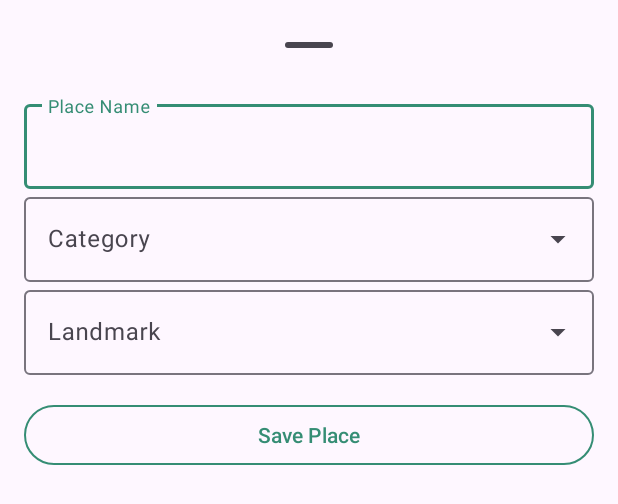
After one commit to Krisztian0801/Off-the-Beaten-Path, an Android app: the layout add_place.xml on its own in the app's theme, with its tools: preview values and no code run, on a phone screen of 412 x 824 dp. The commit adds this screen. Shown: the top 504 px of the screen. Run offline under Robolectric (Android 15) with nearby library versions, the phone set to English and light mode, and no system bars.

Commit message:
feat: add place

```diff
--- a/app/build.gradle.kts
+++ b/app/build.gradle.kts
@@ -14,7 +14,7 @@ android {
         minSdk = 28
         targetSdk = 35
         versionCode = 1
-        versionName = "1.3.1"
+        versionName = "1.4.0"
 
         testInstrumentationRunner = "androidx.test.runner.AndroidJUnitRunner"
     }
--- a/app/src/main/java/hu/krisztian/offthebeatenpath/HomeFragment.kt
+++ b/app/src/main/java/hu/krisztian/offthebeatenpath/HomeFragment.kt
@@ -35,7 +35,7 @@ class HomeFragment : Fragment() {
         recyclerView.layoutManager = LinearLayoutManager(activity)
         noInternetTextView = view.findViewById(R.id.noInternetTextView)
 
-        if (NetworkHelper.isMobileDataEnabled(requireContext())) {
+        if (NetworkHelper.isMobileDataEnabled(requireContext()) || NetworkHelper.isWiFiEnabled(requireContext()) || NetworkHelper.isInternetAvailable()) {
             fetchPlaces()
         } else {
             noInternetTextView.visibility = View.VISIBLE
@@ -51,7 +51,7 @@ class HomeFragment : Fragment() {
                     val places = response.body()?.message // Extract single Place object
                     if (places != null) {
 
-                        placesAdapter = PlacesAdapter(places) { selectedPlace ->
+                        placesAdapter = PlacesAdapter(places) {
                             val intent = Intent(requireActivity(), PlaceDetailActivity::class.java)
                             startActivity(intent)
                         }
--- a/app/src/main/java/hu/krisztian/offthebeatenpath/helpers/RetrofitClient.kt
+++ b/app/src/main/java/hu/krisztian/offthebeatenpath/helpers/RetrofitClient.kt
@@ -36,4 +36,5 @@ object RetrofitClient {
     val userService: UserService by lazy { retrofit.create(UserService::class.java) }
     val placesService: PlaceService by lazy { retrofit.create(PlaceService::class.java) }
     val categoryService: CategoryService by lazy { retrofit.create(CategoryService::class.java) }
+    val landmarkService: LandmarkService by lazy { retrofit.create(LandmarkService::class.java) }
 }
--- /dev/null
+++ b/app/src/main/java/hu/krisztian/offthebeatenpath/model/Category.kt
@@ -0,0 +1,6 @@
+package hu.krisztian.offthebeatenpath.model
+
+data class Category(
+    val category_id: String,
+    val category_name: String
+)
--- /dev/null
+++ b/app/src/main/java/hu/krisztian/offthebeatenpath/model/Landmark.kt
@@ -0,0 +1,6 @@
+package hu.krisztian.offthebeatenpath.model
+
+data class Landmark(
+    val landmark_id: String,
+    val landmark_discription: String
+)
--- a/app/src/main/java/hu/krisztian/offthebeatenpath/model/PlaceRequest.kt
+++ b/app/src/main/java/hu/krisztian/offthebeatenpath/model/PlaceRequest.kt
@@ -2,7 +2,7 @@ package hu.krisztian.offthebeatenpath.model
 
 data class PlaceRequest(
     val poi_name: String,
-    val poi_description: String,
+    val poi_discription: String,
     val latitude: Double?,
     val longitude: Double?,
     val landmark_id: Int,
--- a/app/src/main/java/hu/krisztian/offthebeatenpath/network/PlaceService.kt
+++ b/app/src/main/java/hu/krisztian/offthebeatenpath/network/PlaceService.kt
@@ -1,5 +1,6 @@
 package hu.krisztian.offthebeatenpath.network
 
+import hu.krisztian.offthebeatenpath.model.CoordinateResponse
 import hu.krisztian.offthebeatenpath.model.PlaceRequest
 import hu.krisztian.offthebeatenpath.model.PlaceResponse
 import hu.krisztian.offthebeatenpath.model.PlacesListResponse
@@ -22,4 +23,7 @@ interface PlaceService {
 
     @DELETE("places.api.php")
     fun deletePOI(@Query("id") poiId: Int): Call<PlaceResponse>
+
+    @GET("coordinates.api.php") // New endpoint to fetch coordinates
+    fun getCoordinates(@Query("id") coordinateId: Int): Call<CoordinateResponse>
 }
--- /dev/null
+++ b/app/src/main/res/layout/add_place.xml
@@ -0,0 +1,84 @@
+<androidx.coordinatorlayout.widget.CoordinatorLayout
+    android:layout_height="match_parent"
+    android:layout_width="match_parent"
+    xmlns:android="http://schemas.android.com/apk/res/android"
+    xmlns:app="http://schemas.android.com/apk/res-auto">
+
+    <FrameLayout
+        android:id="@+id/standard_bottom_sheet"
+        android:layout_height="match_parent"
+        android:layout_width="match_parent"
+        app:layout_behavior="com.google.android.material.bottomsheet.BottomSheetBehavior">
+
+    </FrameLayout>
+
+    <LinearLayout
+        android:layout_width="match_parent"
+        android:layout_height="wrap_content"
+        android:gravity="center_horizontal"
+        android:orientation="vertical"
+        android:padding="16dp">
+
+        <com.google.android.material.bottomsheet.BottomSheetDragHandleView
+            android:id="@+id/drag_handle"
+            android:layout_width="match_parent"
+            android:layout_height="wrap_content" />
+
+        <com.google.android.material.textfield.TextInputLayout
+            android:id="@+id/placeNameTextInputLayout"
+            android:layout_width="match_parent"
+            android:layout_height="wrap_content"
+            android:hint="Place Name"
+            app:boxStrokeColor="@color/greenis"
+            app:cursorColor="@color/greenis"
+            app:hintTextColor="@color/greenis">
+
+            <com.google.android.material.textfield.TextInputEditText
+                android:id="@+id/placeNameTextView"
+                android:layout_width="match_parent"
+                android:layout_height="wrap_content" />
+        </com.google.android.material.textfield.TextInputLayout>
+
+
+        <com.google.android.material.textfield.TextInputLayout
+            android:id="@+id/placeCategory"
+            style="@style/Widget.Material3.TextInputLayout.OutlinedBox.ExposedDropdownMenu"
+            android:layout_width="match_parent"
+            android:layout_height="wrap_content"
+            android:hint="Category">
+
+            <AutoCompleteTextView
+                android:id="@+id/categoryDropdown"
+                android:layout_width="match_parent"
+                android:layout_height="wrap_content"
+                android:inputType="none" />
+        </com.google.android.material.textfield.TextInputLayout>
+
+        <com.google.android.material.textfield.TextInputLayout
+            android:id="@+id/placeLandmark"
+            style="@style/Widget.Material3.TextInputLayout.OutlinedBox.ExposedDropdownMenu"
+            android:layout_width="match_parent"
+            android:layout_height="wrap_content"
+            android:hint="Landmark">
+
+            <AutoCompleteTextView
+                android:id="@+id/landmarkDropdown"
+                android:layout_width="match_parent"
+                android:layout_height="wrap_content"
+                android:inputType="none" />
+        </com.google.android.material.textfield.TextInputLayout>
+
+
+        <com.google.android.material.button.MaterialButton
+            android:id="@+id/savePlaceButton"
+            style="@style/Widget.Material3.Button.OutlinedButton"
+            android:layout_width="match_parent"
+            android:layout_height="wrap_content"
+            android:layout_marginTop="16dp"
+            android:text="Save Place"
+            android:textColor="@color/greenis"
+            app:strokeColor="@color/greenis" />
+
+    </LinearLayout>
+
+</androidx.coordinatorlayout.widget.CoordinatorLayout>
```
Also changed, not shown: app/src/main/java/hu/krisztian/offthebeatenpath/AddPlaceBottomSheetFragment.kt (added, +192 -0 lines), app/src/main/java/hu/krisztian/offthebeatenpath/MapFragment.kt (+78 -0 lines), app/src/main/java/hu/krisztian/offthebeatenpath/PlaceDetailActivity.kt (+32 -3 lines), app/src/main/java/hu/krisztian/offthebeatenpath/adapter/PlaceAdapter.kt (+13 -5 lines), app/src/main/java/hu/krisztian/offthebeatenpath/model/CoordinatesResponse.kt (added, +12 -0 lines), app/src/main/java/hu/krisztian/offthebeatenpath/model/PlaceRespose.kt (+5 -3 lines), app/src/main/java/hu/krisztian/offthebeatenpath/network/CategoryService.kt (+6 -1 lines), app/src/main/java/hu/krisztian/offthebeatenpath/network/LandmarkService.kt (added, +15 -0 lines), app/src/main/java/hu/krisztian/offthebeatenpath/network/NetworkHelper.kt (+27 -3 lines), app/src/main/res/layout/select_item.xml (added, +9 -0 lines), app/src/main/res/values/strings.xml (+8 -0 lines), 1 other file.
